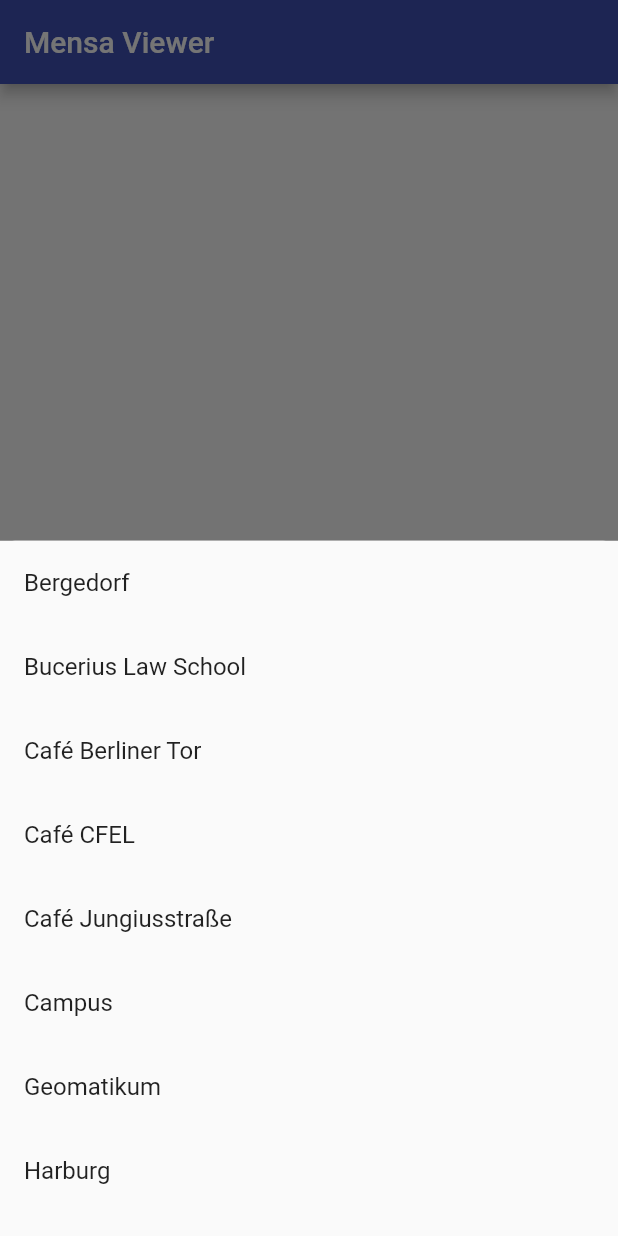
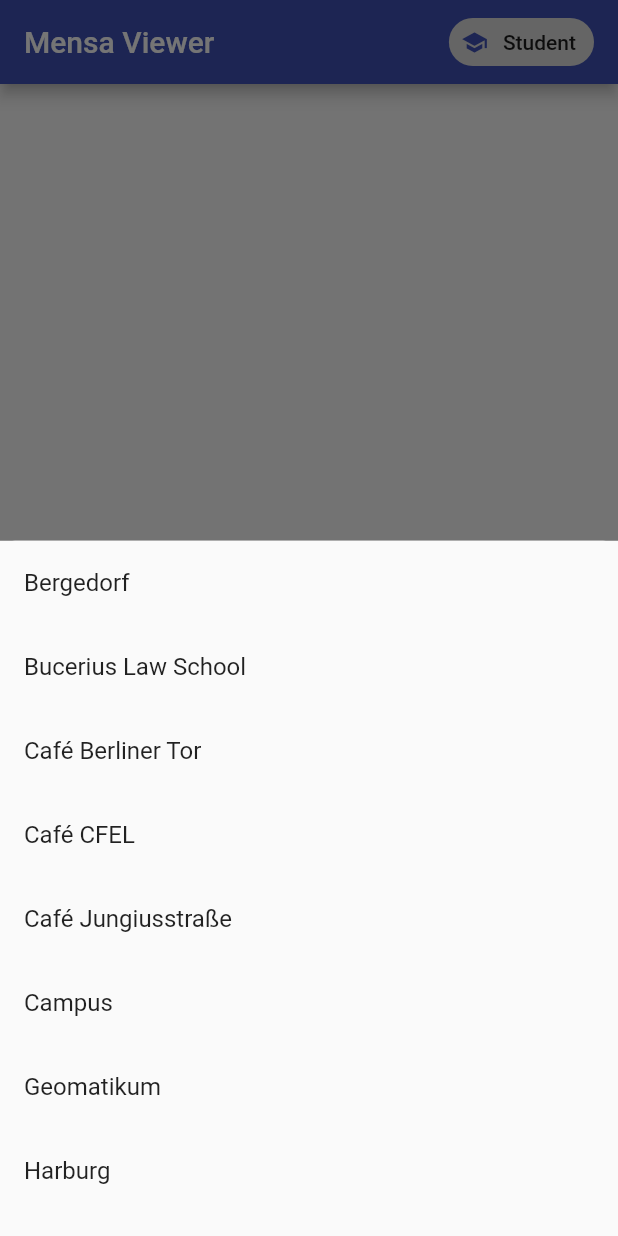
Before and after one commit to haukesomm/MensaViewer, a Flutter app: the screen it shows after launch, after a tap on "Mensa", on a phone screen of 412 x 824 dp. Run offline on Flutter 3.47's test engine with Material 2 defaults, Android fonts, the phone set to English and light mode, and no system bars; our stand-ins replace material_design_icons_flutter, shared_preferences.

Commit message:
Show a badge indicating whether staff prices are used

```diff
--- a/lib/ui/meal_list_page.dart
+++ b/lib/ui/meal_list_page.dart
@@ -35,12 +35,34 @@ class _MealListPageState extends State<MealListPage> {
 
   Mensa _mensa;
 
-  bool _userIsStaff;
+  bool _userIsStaff = false;
 
 
+  @override
+  void initState() {
+    super.initState();
+    _initSharedPreferenceValues();
+  }
+
+
+  Future<bool> _getUserIsStaff() async {
+    return  await prefs.getPreferenceValue(prefs.userIsStaff);
+  }
+
   Future<List<Meal>> _loadMeals() async {
-    _userIsStaff = await prefs.getPreferenceValue(prefs.userIsStaff);
     return await widget._repo.getAllAvailableMeals(_mensa.id);
+  }
+
+
+  /// Reads from the app's shared preferences and initializes the respective
+  /// fields accordingly.
+  void _initSharedPreferenceValues() {
+    _getUserIsStaff()
+      .then((onValue) {
+        setState(() {
+          _userIsStaff = onValue;
+        });
+      });
   }
 
 
@@ -56,14 +78,36 @@ class _MealListPageState extends State<MealListPage> {
   }
 
 
+  /// Shows the app's settings page and re-initializes the shared preference
+  /// fields.
+  ///
+  /// A full re-build is triggered via the 'setState()' method for the UI to
+  /// refelct the settings.
+  void _showSettingsPage() {
+    Navigator.push(
+      context,
+      MaterialPageRoute(
+        builder: (context) => SettingsPage()
+      )
+    )
+    .then((result) { _initSharedPreferenceValues(); });
+  }
+
+
   @override
   Widget build(BuildContext context) {
     return Scaffold(
       // TODO: Display a chip indicating whether the current user is a student or staff
       appBar: AppBar(
-        title: Text(
-          _title
-        ),
+        title: Row(
+          mainAxisAlignment: MainAxisAlignment.spaceBetween,
+          children: <Widget>[
+            Text(
+              _title
+            ),
+            _buildStaffIndicator(context),
+          ],
+        )
       ),
 
       body: _buildBody(context),
@@ -76,6 +120,25 @@ class _MealListPageState extends State<MealListPage> {
       ),
 
       bottomNavigationBar: _buildBottomNavigationBar(),
+    );
+  }
+
+  Widget _buildStaffIndicator(BuildContext context) {
+    return Chip(
+      label: Text(
+        _userIsStaff ? 'Staff' : 'Student'
+      ),
+      avatar: Container(
+        margin: EdgeInsets.only(
+          left: 4,
+          right: 4,
+        ),
+        child: Icon(
+          _userIsStaff ? Icons.computer : Icons.school,
+          color: Theme.of(context).accentColor,
+        ),
+      )
+      //
     );
   }
 
@@ -137,14 +200,7 @@ class _MealListPageState extends State<MealListPage> {
             _buildAppBarButton(context: context,
               iconData: Icons.settings,
               title: 'Settings',
-              onPressed: () {
-                Navigator.push(
-                  context,
-                  MaterialPageRoute(
-                    builder: (context) => SettingsPage()
-                  )
-                );
-              }
+              onPressed: _showSettingsPage,
             ),
           ],
         ),
@@ -164,7 +220,7 @@ class _MealListPageState extends State<MealListPage> {
     @required context,
     @required IconData iconData,
     @required String title,
-    @required Function(void) onPressed(),
+    @required void Function() onPressed,
   }) {
     return FlatButton(
       child: Column(
```
